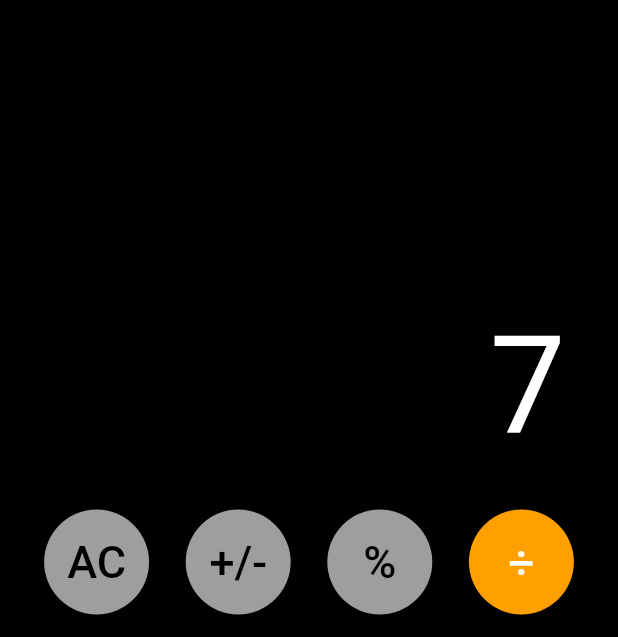
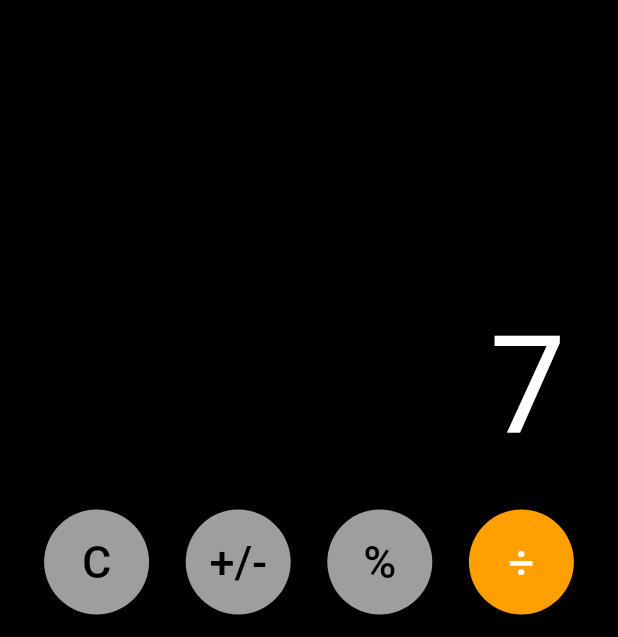
Before and after one commit to Manahil-Aamir/IOS-Calculator, a Flutter app: the screen it shows after launch, after a tap on an icon or button, on a phone screen of 412 x 824 dp, the part 59-696 px from its top. Run offline on Flutter 3.47's test engine with Material 2 defaults, Android fonts, the phone set to English and light mode, and no system bars; drawn by our look-alikes of auto_size_text.

Commit message:
buttons ui and range

```diff
--- a/lib/main.dart
+++ b/lib/main.dart
@@ -36,10 +36,11 @@ dynamic operation = '';
 dynamic prevoperation = '';
 bool val = false;
 bool isOperation = false;
+dynamic lastpressed = '';
 
 //calculator basic calculations logic
 void calculations(buttontext){
-
+  lastpressed = buttontext;
   if(buttontext == 'AC'){
     numberone = '0';
     numbertwo = '0';
@@ -157,7 +158,11 @@ void _format(String number) {
   if(number != 'Error'){
     num numValue = num.parse(number);
     String str;
-    if (numValue is int) {
+    if (numValue.abs() > 100000000 || (numValue.abs() < 0.000000001 && numValue.abs() > 0)) {
+      // Use scientific notation for very large and very small numbers
+      displayresult = numValue.toStringAsExponential(9);
+    } else{
+      if (numValue is int) {
       str = numValue.toString();
       str = str.length > 9 ? str.substring(0, 9) : str;
     } else {
@@ -170,33 +175,32 @@ void _format(String number) {
     final formatter = NumberFormat("#,###.#########", "en_US");
     displayresult = formatter.format(double.parse(str));
   }
+  }
 }
+
 
 //It will return the particular button whose context is passed
 Widget buttons(String buttontext, Color buttoncolor, Color textColor){
+  bool colorcondition = (buttontext==lastpressed) && (buttontext == '+' || buttontext == '-' || buttontext == '×' || buttontext == '÷');
+  bool textcondition = (buttontext == 'AC' && numbertwo != '0') || (buttontext == 'AC' && numberone != '0');
   return Container(
     child: ElevatedButton(
       onPressed: (){
           calculations(buttontext);
-          Color temp = buttoncolor;
-          buttoncolor = textColor;
-          textColor = temp;
       },
       style: ButtonStyle(
         shape: MaterialStateProperty.all(CircleBorder()),
-        backgroundColor: MaterialStateProperty.all(buttoncolor),
+        backgroundColor: MaterialStateProperty.all(!colorcondition ? buttoncolor : textColor),
         padding: MaterialStateProperty.all(EdgeInsets.all(10.0)),
         fixedSize: MaterialStateProperty.all(Size(70, 70)),
       ),
       //styling text displayed on button
-      child: Text(buttontext,
+      child: Text((textcondition ? 'C' : buttontext),
       style: TextStyle(
         fontSize: 30,
-        color: textColor,
+        color: (!colorcondition ? textColor : buttoncolor),
       )
       ),
-
-      //styling button
 
     ),
   );
```
